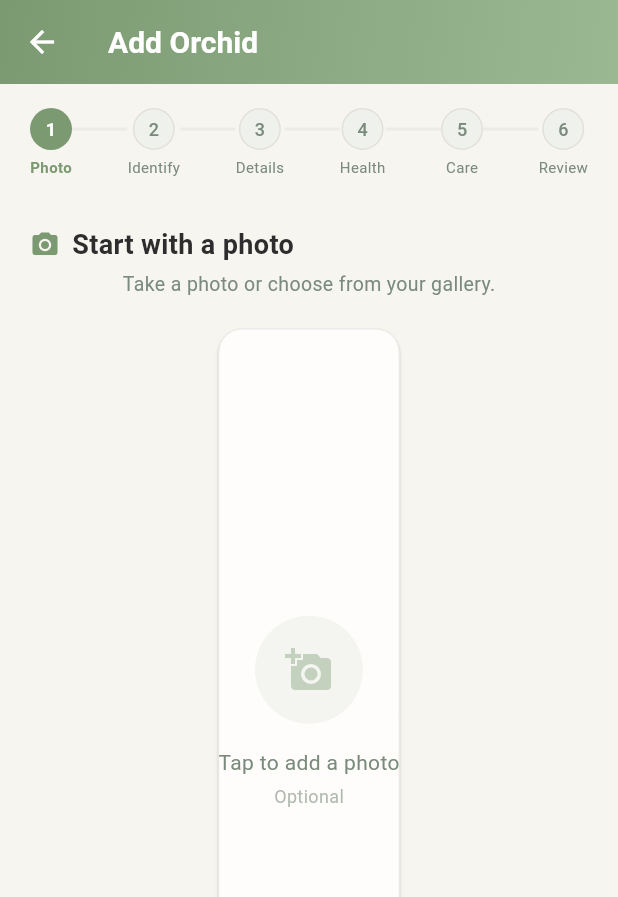
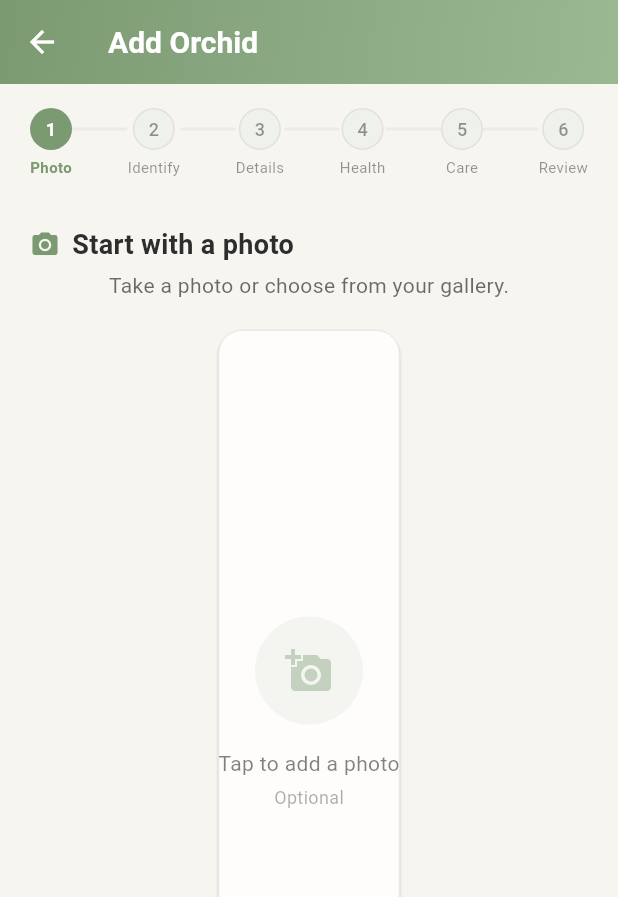
Before and after one commit to AllStarPlumberBob/OrchidLife-public, a Flutter app: the AddOrchidWizardScreen screen opened directly, on a phone screen of 412 x 824 dp. Shown: the top 897 px of the screen. Run offline on Flutter 3.47's test engine with Material 3 defaults, Android fonts, the phone set to English and light mode, and no system bars; our stand-ins replace drift, flutter_local_notifications, image_picker, permission_handler, share_plus, shared_preferences and 1 more; missing offline and left inert: android_intent_plus, light_sensor; accounts and stored records are empty; generated files the repository leaves out were written again.

Commit message:
fix: Replace low-contrast sage text with readable charcoal in wizard
textSecondary (#7A8B7C) on cream background (#F7F5F0) had ~3.6:1
contrast, below WCAG AA. Switched all wizard text to textPrimary at
appropriate alpha levels for the same visual hierarchy with actual
readability.

Co-Authored-By: Claude Opus 4.6 <noreply@anthropic.com>

```diff
--- a/lib/screens/add_orchid_wizard_screen.dart
+++ b/lib/screens/add_orchid_wizard_screen.dart
@@ -166,8 +166,8 @@ class _AddOrchidWizardScreenState extends State<AddOrchidWizardScreen> {
             OutlinedButton(
               onPressed: _back,
               style: OutlinedButton.styleFrom(
-                foregroundColor: AppTheme.textSecondary,
-                side: BorderSide(color: AppTheme.divider.withValues(alpha: 0.7)),
+                foregroundColor: AppTheme.textPrimary.withValues(alpha: 0.6),
+                side: const BorderSide(color: AppTheme.divider),
               ),
               child: const Text('Back'),
             ),
@@ -177,7 +177,7 @@ class _AddOrchidWizardScreenState extends State<AddOrchidWizardScreen> {
               onPressed: _next,
               child: Text(
                 'Skip',
-                style: TextStyle(color: AppTheme.textSecondary.withValues(alpha: 0.8)),
+                style: TextStyle(color: AppTheme.textPrimary.withValues(alpha: 0.5)),
               ),
             ),
             const SizedBox(width: 8),
@@ -233,9 +233,9 @@ class _AddOrchidWizardScreenState extends State<AddOrchidWizardScreen> {
             title: 'Start with a photo',
           ),
           const SizedBox(height: 4),
-          const Text(
+          Text(
             'Take a photo or choose from your gallery.',
-            style: TextStyle(color: AppTheme.textSecondary, fontSize: 13),
+            style: TextStyle(color: AppTheme.textPrimary.withValues(alpha: 0.7), fontSize: 14),
           ),
           const SizedBox(height: 20),
           Expanded(
@@ -293,9 +293,9 @@ class _AddOrchidWizardScreenState extends State<AddOrchidWizardScreen> {
           child: Icon(Icons.add_a_photo, size: 32, color: AppTheme.primary.withValues(alpha: 0.4)),
         ),
         const SizedBox(height: 16),
-        const Text('Tap to add a photo', style: TextStyle(color: AppTheme.textSecondary, fontSize: 14)),
+        Text('Tap to add a photo', style: TextStyle(color: AppTheme.textPrimary.withValues(alpha: 0.6), fontSize: 14)),
         const SizedBox(height: 4),
-        Text('Optional', style: TextStyle(color: AppTheme.textSecondary.withValues(alpha: 0.6), fontSize: 12)),
+        Text('Optional', style: TextStyle(color: AppTheme.textPrimary.withValues(alpha: 0.4), fontSize: 12)),
       ],
     );
   }
@@ -355,16 +355,16 @@ class _AddOrchidWizardScreenState extends State<AddOrchidWizardScreen> {
             title: 'Identify your orchid',
           ),
           const SizedBox(height: 4),
-          const Text(
+          Text(
             'Use AI to identify or select from the database.',
-            style: TextStyle(color: AppTheme.textSecondary, fontSize: 13),
+            style: TextStyle(color: AppTheme.textPrimary.withValues(alpha: 0.7), fontSize: 14),
           ),
           const SizedBox(height: 20),
           // AI identification buttons
           if (_photoPath != null) ...[
             Text('Identify with AI', style: TextStyle(
               fontSize: 13, fontWeight: FontWeight.w600,
-              color: AppTheme.textSecondary.withValues(alpha: 0.8),
+              color: AppTheme.textPrimary.withValues(alpha: 0.6),
               letterSpacing: 0.3,
             )),
             const SizedBox(height: 8),
@@ -394,7 +394,7 @@ class _AddOrchidWizardScreenState extends State<AddOrchidWizardScreen> {
           // Species database picker
           Text('Select from database', style: TextStyle(
             fontSize: 13, fontWeight: FontWeight.w600,
-            color: AppTheme.textSecondary.withValues(alpha: 0.8),
+            color: AppTheme.textPrimary.withValues(alpha: 0.6),
             letterSpacing: 0.3,
           )),
           const SizedBox(height: 8),
@@ -456,7 +456,7 @@ class _AddOrchidWizardScreenState extends State<AddOrchidWizardScreen> {
                               const SizedBox(height: 2),
                               Text(
                                 '${sp.genus}${sp.difficultyLevel != null ? ' \u00b7 ${sp.difficultyLevel}' : ''}',
-                                style: const TextStyle(fontSize: 12, color: AppTheme.textSecondary),
+                                style: TextStyle(fontSize: 12, color: AppTheme.textPrimary.withValues(alpha: 0.55)),
                               ),
                             ],
                           ),
@@ -490,7 +490,7 @@ class _AddOrchidWizardScreenState extends State<AddOrchidWizardScreen> {
       label: Text(label),
       style: OutlinedButton.styleFrom(
         foregroundColor: AppTheme.textPrimary,
-        side: BorderSide(color: AppTheme.divider.withValues(alpha: 0.7)),
+        side: const BorderSide(color: AppTheme.divider),
         padding: const EdgeInsets.symmetric(horizontal: 12, vertical: 8),
       ),
     );
@@ -558,14 +558,14 @@ class _AddOrchidWizardScreenState extends State<AddOrchidWizardScreen> {
             child: Column(
               children: [
                 ListTile(
-                  leading: const Icon(Icons.calendar_today, color: AppTheme.textSecondary),
+                  leading: Icon(Icons.calendar_today, color: AppTheme.textPrimary.withValues(alpha: 0.5)),
                   title: const Text('Date Acquired'),
                   subtitle: Text(_dateAcquired != null
                       ? '${_dateAcquired!.month}/${_dateAcquired!.day}/${_dateAcquired!.year}'
                       : 'Not set'),
                   trailing: _dateAcquired != null
                       ? IconButton(icon: const Icon(Icons.clear, size: 18), onPressed: () => setState(() => _dateAcquired = null))
-                      : const Icon(Icons.chevron_right, color: AppTheme.textSecondary),
+                      : Icon(Icons.chevron_right, color: AppTheme.textPrimary.withValues(alpha: 0.4)),
                   onTap: () async {
                     final picked = await showDatePicker(
                       context: context,
@@ -578,7 +578,7 @@ class _AddOrchidWizardScreenState extends State<AddOrchidWizardScreen> {
                 ),
                 Divider(height: 1, color: AppTheme.divider.withValues(alpha: 0.4)),
                 SwitchListTile(
-                  secondary: Icon(Icons.healing, color: _isRescue ? AppTheme.statusOverdue : AppTheme.textSecondary),
+                  secondary: Icon(Icons.healing, color: _isRescue ? AppTheme.statusOverdue : AppTheme.textPrimary.withValues(alpha: 0.4)),
                   title: const Text('Rescue Orchid'),
                   subtitle: const Text('This orchid needs extra TLC'),
                   value: _isRescue,
@@ -618,11 +618,11 @@ class _AddOrchidWizardScreenState extends State<AddOrchidWizardScreen> {
             title: 'Health check-up',
           ),
           const SizedBox(height: 4),
-          const Align(
+          Align(
             alignment: Alignment.centerLeft,
             child: Text(
               'Want an AI health assessment? This step is optional.',
-              style: TextStyle(color: AppTheme.textSecondary, fontSize: 13),
+              style: TextStyle(color: AppTheme.textPrimary.withValues(alpha: 0.7), fontSize: 14),
             ),
           ),
           const SizedBox(height: 24),
@@ -658,10 +658,10 @@ class _AddOrchidWizardScreenState extends State<AddOrchidWizardScreen> {
                   style: TextStyle(fontSize: 15, fontWeight: FontWeight.w600),
                 ),
                 const SizedBox(height: 4),
-                const Text(
+                Text(
                   'Upload your orchid photo to an AI service.',
                   textAlign: TextAlign.center,
-                  style: TextStyle(color: AppTheme.textSecondary, fontSize: 13),
+                  style: TextStyle(color: AppTheme.textPrimary.withValues(alpha: 0.6), fontSize: 13),
                 ),
                 const SizedBox(height: 16),
                 Wrap(
@@ -701,8 +701,8 @@ class _AddOrchidWizardScreenState extends State<AddOrchidWizardScreen> {
                         const SizedBox(width: 4),
                         Text(
                           'Health check opened',
-                          style: TextStyle(
-                            color: AppTheme.statusCompleted.withValues(alpha: 0.8),
+                          style: const TextStyle(
+                            color: AppTheme.statusCompleted,
                             fontSize: 13,
                           ),
                         ),
@@ -735,7 +735,7 @@ class _AddOrchidWizardScreenState extends State<AddOrchidWizardScreen> {
             _speciesProfileId != null
                 ? 'Pre-filled based on species. Adjust as needed.'
                 : 'Set up care tasks for your orchid.',
-            style: const TextStyle(color: AppTheme.textSecondary, fontSize: 13),
+            style: TextStyle(color: AppTheme.textPrimary.withValues(alpha: 0.7), fontSize: 14),
           ),
           const SizedBox(height: 20),
           // Soak duration inside a card
@@ -754,7 +754,7 @@ class _AddOrchidWizardScreenState extends State<AddOrchidWizardScreen> {
               ),
               title: const Text('Soak Duration'),
               subtitle: Text('$_soakDuration minutes'),
-              trailing: const Icon(Icons.chevron_right, color: AppTheme.textSecondary),
+              trailing: Icon(Icons.chevron_right, color: AppTheme.textPrimary.withValues(alpha: 0.4)),
               onTap: () async {
                 final controller = TextEditingController(text: '$_soakDuration');
                 final result = await showDialog<int>(
@@ -797,7 +797,7 @@ class _AddOrchidWizardScreenState extends State<AddOrchidWizardScreen> {
             children: [
               Text('Care Tasks', style: TextStyle(
                 fontSize: 13, fontWeight: FontWeight.w600,
-                color: AppTheme.textSecondary.withValues(alpha: 0.8),
+                color: AppTheme.textPrimary.withValues(alpha: 0.6),
                 letterSpacing: 0.3,
               )),
               TextButton.icon(
@@ -817,7 +817,7 @@ class _AddOrchidWizardScreenState extends State<AddOrchidWizardScreen> {
               padding: const EdgeInsets.symmetric(vertical: 16),
               child: Center(
                 child: Text('No care tasks yet', style: TextStyle(
-                  color: AppTheme.textSecondary.withValues(alpha: 0.6), fontSize: 13,
+                  color: AppTheme.textPrimary.withValues(alpha: 0.45), fontSize: 13,
                 )),
               ),
             )
@@ -859,12 +859,12 @@ class _AddOrchidWizardScreenState extends State<AddOrchidWizardScreen> {
                                 crossAxisAlignment: CrossAxisAlignment.start,
                                 children: [
                                   Text(displayName, style: const TextStyle(fontSize: 14, fontWeight: FontWeight.w500)),
-                                  Text('Every $intervalDays days', style: const TextStyle(fontSize: 12, color: AppTheme.textSecondary)),
+                                  Text('Every $intervalDays days', style: TextStyle(fontSize: 12, color: AppTheme.textPrimary.withValues(alpha: 0.55))),
                                 ],
                               ),
                             ),
                             IconButton(
-                              icon: Icon(Icons.close, size: 18, color: AppTheme.textSecondary.withValues(alpha: 0.5)),
+                              icon: Icon(Icons.close, size: 18, color: AppTheme.textPrimary.withValues(alpha: 0.35)),
                               onPressed: () => setState(() => _pendingCareTasks.removeAt(index)),
                               visualDensity: VisualDensity.compact,
                             ),
@@ -1002,11 +1002,11 @@ class _AddOrchidWizardScreenState extends State<AddOrchidWizardScreen> {
                       ),
                       if (_varietyController.text.isNotEmpty) ...[
                         const SizedBox(height: 2),
-                        Text(_varietyController.text, style: const TextStyle(color: AppTheme.textSecondary, fontSize: 14)),
+                        Text(_varietyController.text, style: TextStyle(color: AppTheme.textPrimary.withValues(alpha: 0.6), fontSize: 14)),
                       ],
                       if (speciesName != null) ...[
                         const SizedBox(height: 2),
-                        Text(speciesName, style: const TextStyle(fontSize: 12, color: AppTheme.textSecondary)),
+                        Text(speciesName, style: TextStyle(fontSize: 12, color: AppTheme.textPrimary.withValues(alpha: 0.55))),
                       ],
                       if (_isRescue) ...[
                         const SizedBox(height: 4),
@@ -1079,7 +1079,7 @@ class _AddOrchidWizardScreenState extends State<AddOrchidWizardScreen> {
                             Expanded(child: Text(displayName, style: const TextStyle(fontSize: 14))),
                             Text(
                               'Every ${task['intervalDays']} days',
-                              style: const TextStyle(fontSize: 12, color: AppTheme.textSecondary),
+                              style: TextStyle(fontSize: 12, color: AppTheme.textPrimary.withValues(alpha: 0.55)),
                             ),
                           ],
                         ),
@@ -1100,9 +1100,9 @@ class _AddOrchidWizardScreenState extends State<AddOrchidWizardScreen> {
       padding: const EdgeInsets.symmetric(horizontal: 16, vertical: 12),
       child: Row(
         children: [
-          Icon(icon, size: 18, color: AppTheme.textSecondary),
+          Icon(icon, size: 18, color: AppTheme.textPrimary.withValues(alpha: 0.5)),
           const SizedBox(width: 12),
-          Text(label, style: const TextStyle(color: AppTheme.textSecondary, fontSize: 13)),
+          Text(label, style: TextStyle(color: AppTheme.textPrimary.withValues(alpha: 0.55), fontSize: 13)),
           const Spacer(),
           Text(value, style: const TextStyle(fontSize: 14, fontWeight: FontWeight.w500)),
         ],
--- a/lib/widgets/step_indicator.dart
+++ b/lib/widgets/step_indicator.dart
@@ -70,7 +70,7 @@ class StepIndicator extends StatelessWidget {
                         style: TextStyle(
                           fontSize: 12,
                           fontWeight: isActive ? FontWeight.bold : FontWeight.w500,
-                          color: isActive ? Colors.white : AppTheme.textSecondary,
+                          color: isActive ? Colors.white : AppTheme.textPrimary.withValues(alpha: 0.5),
                         ),
                       ),
               ),
@@ -85,7 +85,7 @@ class StepIndicator extends StatelessWidget {
                       ? AppTheme.primary
                       : isCompleted
                           ? AppTheme.textPrimary
-                          : AppTheme.textSecondary,
+                          : AppTheme.textPrimary.withValues(alpha: 0.5),
                   fontWeight: isActive ? FontWeight.w600 : FontWeight.normal,
                 ),
               ),
```
